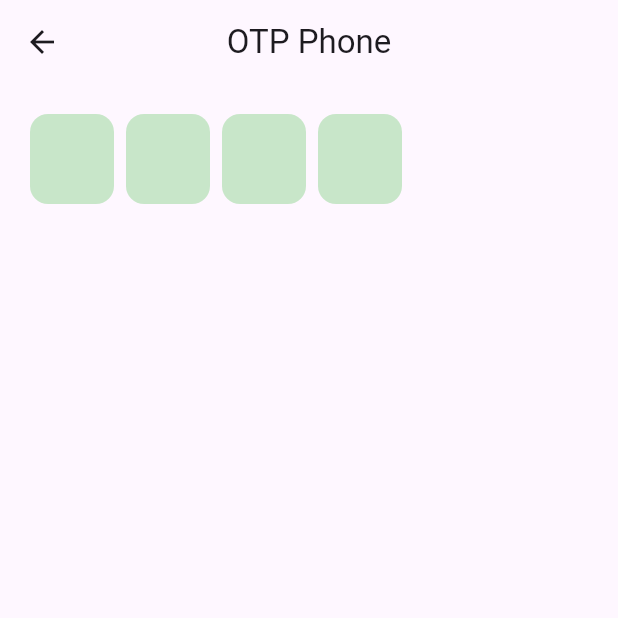
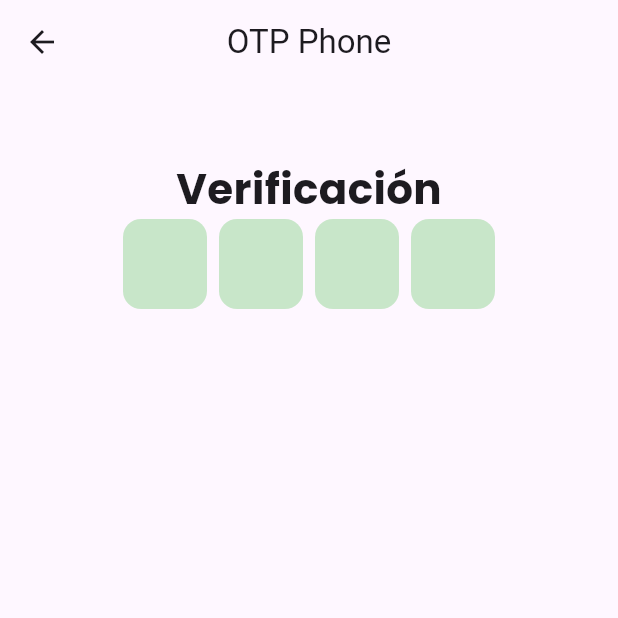
Before and after one commit to alttiplano/Mi_Tiendita, a Flutter app: the OtpPhone screen opened by its route, on a phone screen of 412 x 824 dp, the top half of it. Run offline on Flutter 3.47's test engine with Material 3 defaults, Android fonts, the phone set to English and light mode, and no system bars; drawn by our look-alikes of pinput; our stand-ins replace intl_phone_field.

Commit message:
:arrow_up: Update `new 2.0`

```diff
--- a/lib/src/pages/login/auth/otp_phone.dart
+++ b/lib/src/pages/login/auth/otp_phone.dart
@@ -26,7 +26,16 @@ class OtpPhone extends StatelessWidget {
       body: SingleChildScrollView(
         padding: const EdgeInsets.all(20),
         child: Container(
-          child: Pinput(
+          margin: const EdgeInsets.only(top: 30),
+          width: double.infinity,
+          child: Column(
+            children: [
+              const Text('Verificación',style: TextStyle(
+                fontSize: 28,
+                fontWeight: FontWeight.bold,
+                fontFamily: 'Poppins'
+              ),),
+              Pinput(
                 length: 4,
                 defaultPinTheme: defaultPinTheme,
                 focusedPinTheme: defaultPinTheme.copyWith(
@@ -36,6 +45,8 @@ class OtpPhone extends StatelessWidget {
                 ),
                 onCompleted: (pin) => debugPrint(pin),
               ),
+            ],
+          ),
         ),
       ),
     );
```
Lines whose indentation alone changed are shown as unchanged.
